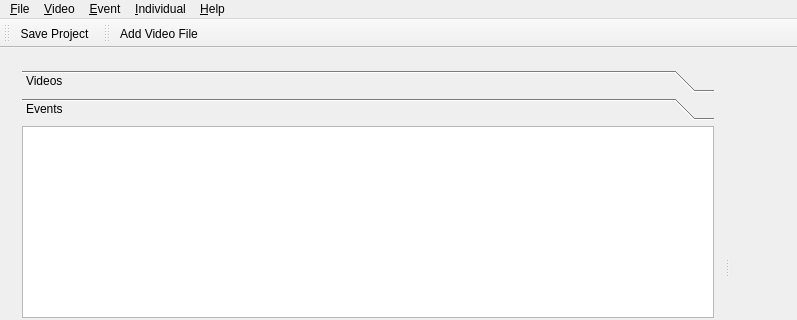
The window that application/gui/mainwindow.ui (BioFoV/BioFoV) describes before a commit, drawn with Qt 5; both pictures show x 0 to 797 and y 0 to 320 of the 797 by 507 pixel window.
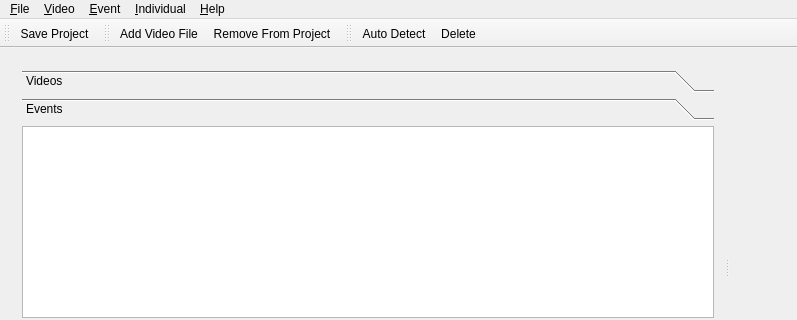
The same window after the commit. The open tabs and pages were chosen to show the change. Custom widgets are drawn as their Qt base class.

Commit message: Completed video toolbar and added event one

Patch:
```diff
--- a/application/gui/mainwindow.ui
+++ b/application/gui/mainwindow.ui
@@ -265,6 +265,20 @@
     <bool>false</bool>
    </attribute>
    <addaction name="actionAdd_Video_File"/>
+   <addaction name="action_Remove_From_Project"/>
+  </widget>
+  <widget class="QToolBar" name="eventBar">
+   <property name="windowTitle">
+    <string>toolBar</string>
+   </property>
+   <attribute name="toolBarArea">
+    <enum>TopToolBarArea</enum>
+   </attribute>
+   <attribute name="toolBarBreak">
+    <bool>false</bool>
+   </attribute>
+   <addaction name="actionAuto_Detect_Events"/>
+   <addaction name="actionDeleteEvent"/>
   </widget>
   <action name="actionNew">
    <property name="text">
```
Left out of the diff: 8 changed lines with no effect on the pictures.
